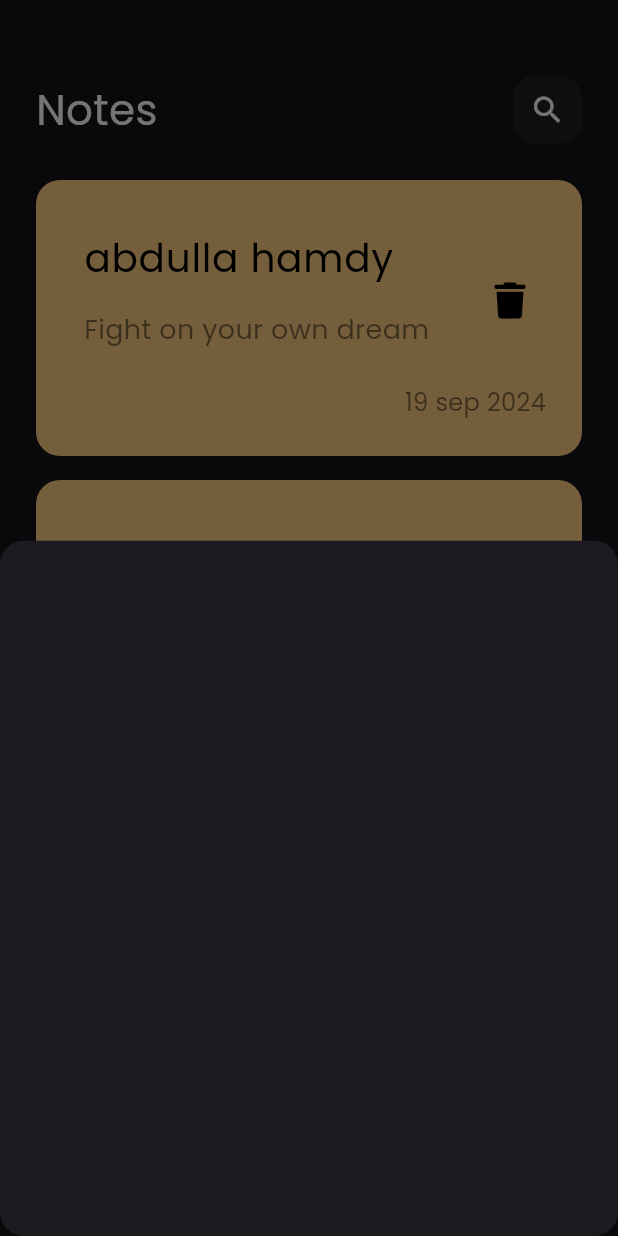
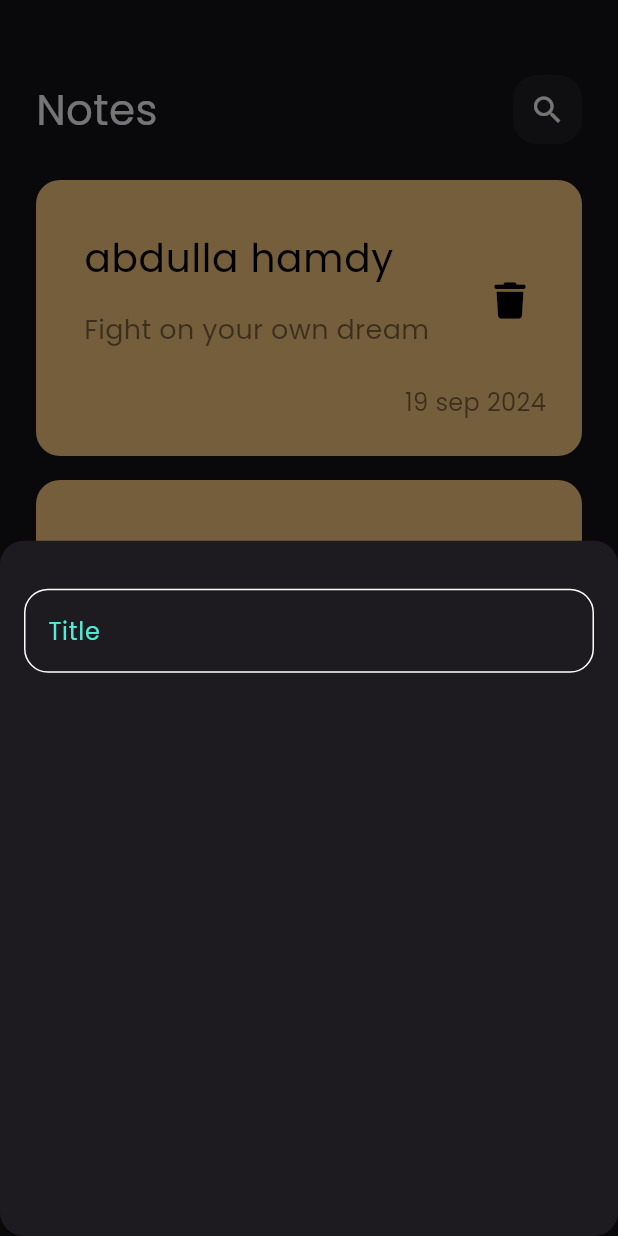
Before and after one commit to abdulla662/notes_app, a Flutter app: the screen it shows after launch, after a tap on the "add" icon, on a phone screen of 412 x 824 dp. Run offline on Flutter 3.47's test engine with Material 3 defaults, Android fonts, the phone set to English and light mode, and no system bars; our stand-ins replace font_awesome_flutter; missing offline and left inert: dart:ffi.

Commit message:
create custom text field

```diff
--- /dev/null
+++ b/lib/Constants.dart
@@ -0,0 +1,3 @@
+import 'package:flutter/material.dart';
+
+const kPrimaryColor = Color(0XFF53EBD6);
--- a/lib/views/notes_view.dart
+++ b/lib/views/notes_view.dart
@@ -1,4 +1,5 @@
 import 'package:flutter/material.dart';
+import 'package:notes_app/Constants.dart';
 import 'package:notes_app/views/widgets/Modal_Bottom_Sheet.dart';
 import 'package:notes_app/views/widgets/notesview_body.dart';
 
@@ -9,6 +10,7 @@ class NotesView extends StatelessWidget {
   Widget build(BuildContext context) {
     return Scaffold(
       floatingActionButton: FloatingActionButton(
+        backgroundColor: kPrimaryColor,
         onPressed: () {
           showModalBottomSheet(
               shape: RoundedRectangleBorder(
@@ -19,7 +21,10 @@ class NotesView extends StatelessWidget {
                 return Add_note_bottom_sheet();
               });
         },
-        child: Icon(Icons.add),
+        child: Icon(
+          Icons.add,
+          color: Colors.black,
+        ),
       ),
       body: NotesviewBody(),
     );
--- /dev/null
+++ b/lib/views/widgets/Custom_Text_field.dart
@@ -0,0 +1,10 @@
+import 'package:flutter/material.dart';
+
+class CustomTextField extends StatelessWidget {
+  const CustomTextField({super.key});
+
+  @override
+  Widget build(BuildContext context) {
+    return TextField();
+  }
+}
--- a/lib/views/widgets/Modal_Bottom_Sheet.dart
+++ b/lib/views/widgets/Modal_Bottom_Sheet.dart
@@ -1,10 +1,33 @@
 import 'package:flutter/material.dart';
+import 'package:notes_app/Constants.dart';
 
 class Add_note_bottom_sheet extends StatelessWidget {
   const Add_note_bottom_sheet({super.key});
 
   @override
   Widget build(BuildContext context) {
-    return Container();
+    return Padding(
+      padding: EdgeInsets.symmetric(horizontal: 16),
+      child: Column(
+        children: [
+          SizedBox(
+            height: 32,
+          ),
+          TextField(
+            cursorColor: kPrimaryColor,
+            decoration: InputDecoration(
+                hintText: "Title",
+                hintStyle: const TextStyle(color: kPrimaryColor),
+                border: BUild_Border(),
+                enabledBorder: BUild_Border(),
+                focusedBorder: BUild_Border(kPrimaryColor)),
+          )
+        ],
+      ),
+    );
   }
+
+  OutlineInputBorder BUild_Border([Color]) => OutlineInputBorder(
+      borderRadius: BorderRadius.circular(16),
+      borderSide: BorderSide(color: Color ?? Colors.white));
 }
```
